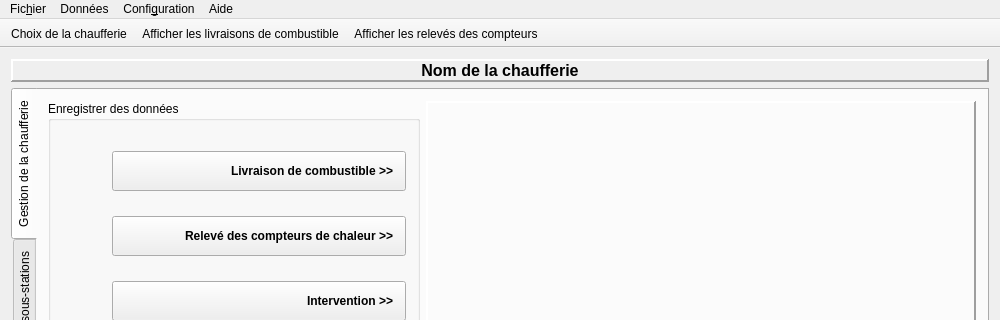
First picture: the form in mainwindow.ui, repository pyridiss/suivi-chaufferies, before the edit; both pictures show x 0 to 1000 and y 0 to 320 of the 1000 by 670 pixel window.
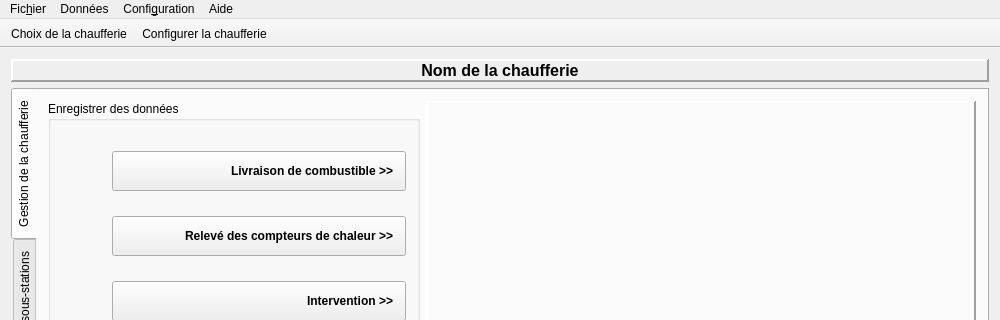
Second picture: the form after the edit. Icons and pictures are not drawn. Custom widgets are drawn as their Qt base class.

Commit message: Show fuel deliveries and meters records dialogs with buttons.

```diff
--- a/mainwindow.ui
+++ b/mainwindow.ui
@@ -386,8 +386,7 @@
     <bool>false</bool>
    </attribute>
    <addaction name="actionHeatingSystems"/>
-   <addaction name="actionShowDeliveries"/>
-   <addaction name="actionShowMetersRecord"/>
+   <addaction name="actionConfigureBoilerRoom"/>
   </widget>
   <action name="actionConfigureBoilerRoom">
    <property name="icon">
@@ -437,24 +436,6 @@
     <string>&amp;Mettre à jour les données de prix des énergies et de température</string>
    </property>
   </action>
-  <action name="actionShowDeliveries">
-   <property name="icon">
-    <iconset theme="table">
-     <normaloff>.</normaloff>.</iconset>
-   </property>
-   <property name="text">
-    <string>&amp;Afficher les livraisons de combustible</string>
-   </property>
-  </action>
-  <action name="actionShowMetersRecord">
-   <property name="icon">
-    <iconset theme="table">
-     <normaloff>.</normaloff>.</iconset>
-   </property>
-   <property name="text">
-    <string>Afficher les &amp;relevés des compteurs</string>
-   </property>
-  </action>
   <action name="actionAboutSoftware">
    <property name="icon">
     <iconset theme="dialog-information">
```
Left out of the diff: 12 changed lines with no effect on the pictures. The commit also changes 3 other files.
